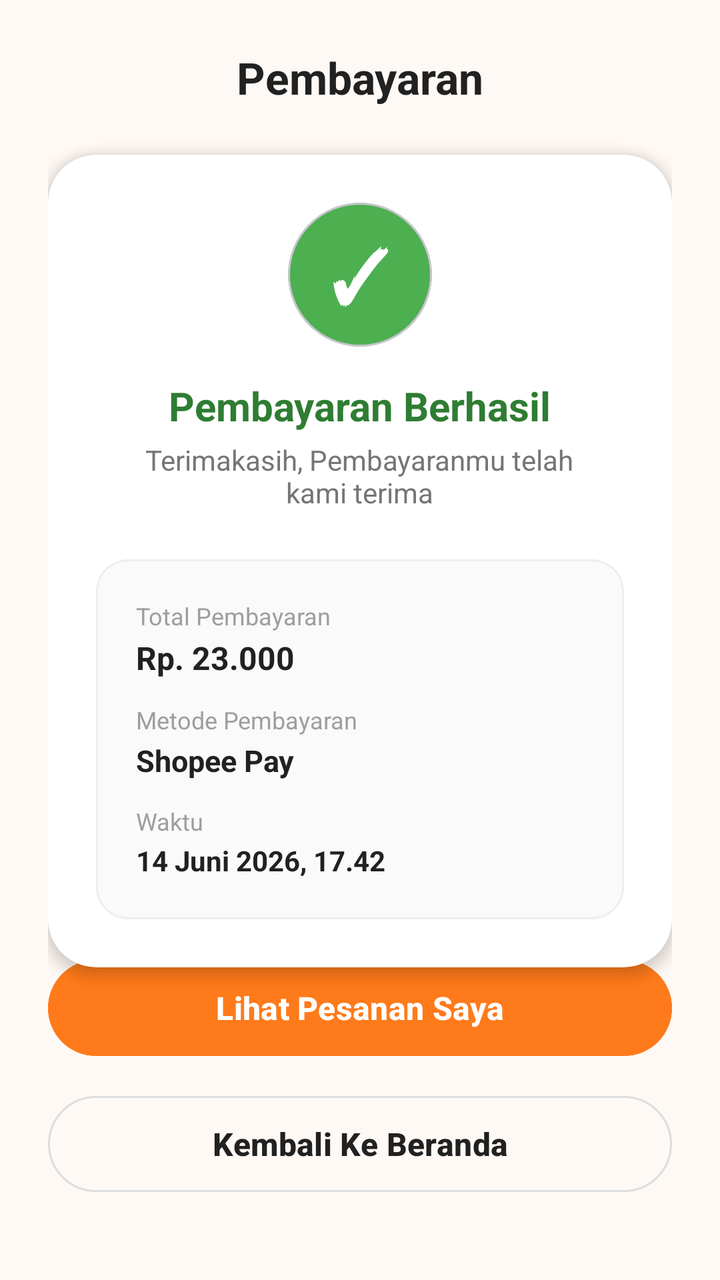
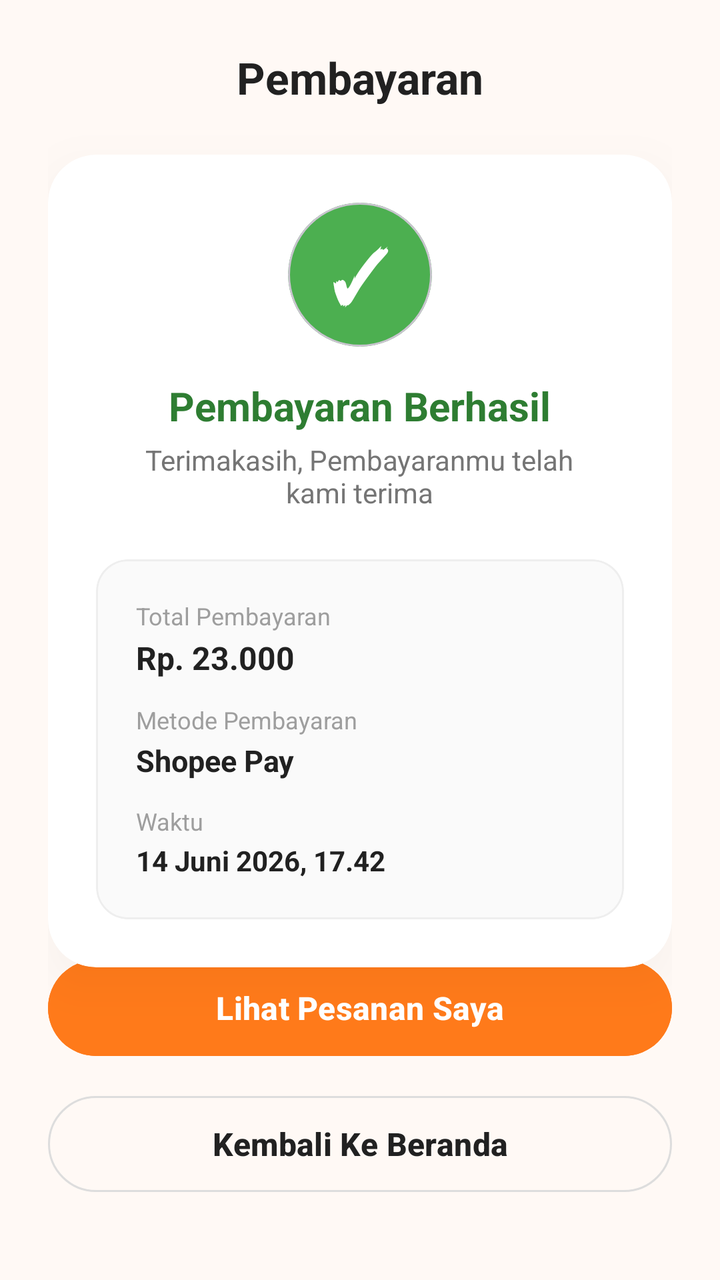

Screens rendered from an Android XML layout before and after an edit, with the pre-edit source and the edit as a unified diff.
<!-- AndroidManifest.xml: application theme Theme.Cemil_feels -->
<!-- res/layout/activity_success.xml -->
<?xml version="1.0" encoding="utf-8"?>
<androidx.constraintlayout.widget.ConstraintLayout xmlns:android="http://schemas.android.com/apk/res/android"
    xmlns:app="http://schemas.android.com/apk/res-auto"
    android:layout_width="match_parent"
    android:layout_height="match_parent"
    android:background="#FFF9F5"
    android:padding="24dp">

    
    <TextView
        android:id="@+id/tv_success_header"
        android:layout_width="wrap_content"
        android:layout_height="wrap_content"
        android:text="Pembayaran"
        android:textColor="#212121"
        android:textSize="22sp"
        android:textStyle="bold"
        app:layout_constraintEnd_toEndOf="parent"
        app:layout_constraintStart_toStartOf="parent"
        app:layout_constraintTop_toTopOf="parent" />

    
    <com.google.android.material.card.MaterialCardView
        android:id="@+id/card_success_frame"
        android:layout_width="match_parent"
        android:layout_height="wrap_content"
        android:layout_marginTop="24dp"
        app:cardCornerRadius="24dp"
        app:cardElevation="4dp"
        app:strokeWidth="0dp"
        app:cardBackgroundColor="#FFFFFF"
        app:layout_constraintTop_toBottomOf="@id/tv_success_header">

        <LinearLayout
            android:layout_width="match_parent"
            android:layout_height="wrap_content"
            android:orientation="vertical"
            android:padding="24dp"
            android:gravity="center">

            
            <com.google.android.material.card.MaterialCardView
                android:layout_width="72dp"
                android:layout_height="72dp"
                app:cardCornerRadius="36dp"
                app:cardElevation="0dp"
                app:cardBackgroundColor="#4CAF50"
                android:layout_marginBottom="16dp">
                <LinearLayout
                    android:layout_width="match_parent"
                    android:layout_height="match_parent"
                    android:gravity="center">
                    <TextView
                        android:layout_width="wrap_content"
                        android:layout_height="wrap_content"
                        android:text="✓"
                        android:textColor="@color/white"
                        android:textSize="36sp"
                        android:textStyle="bold" />
                </LinearLayout>
            </com.google.android.material.card.MaterialCardView>

            <TextView
                android:layout_width="wrap_content"
                android:layout_height="wrap_content"
                android:text="Pembayaran Berhasil"
                android:textColor="#2E7D32"
                android:textSize="20sp"
                android:textStyle="bold"
                android:layout_marginBottom="4dp"/>

            <TextView
                android:layout_width="wrap_content"
                android:layout_height="wrap_content"
                android:text="Terimakasih, Pembayaranmu telah\nkami terima"
                android:textColor="#757575"
                android:textSize="14sp"
                android:gravity="center"
                android:layout_marginBottom="24dp" />

            
            <com.google.android.material.card.MaterialCardView
                android:layout_width="match_parent"
                android:layout_height="wrap_content"
                app:cardCornerRadius="16dp"
                app:cardElevation="0dp"
                app:strokeColor="#EEEEEE"
                app:strokeWidth="1dp"
                app:cardBackgroundColor="#FAFAFA">

                <LinearLayout
                    android:layout_width="match_parent"
                    android:layout_height="wrap_content"
                    android:orientation="vertical"
                    android:padding="20dp">

                    
                    <TextView
                        android:layout_width="wrap_content"
                        android:layout_height="wrap_content"
                        android:text="Total Pembayaran"
                        android:textColor="#9E9E9E"
                        android:textSize="12sp"/>
                    <TextView
                        android:id="@+id/tv_success_total"
                        android:layout_width="wrap_content"
                        android:layout_height="wrap_content"
                        android:text="Rp. 23.000"
                        android:textColor="#212121"
                        android:textSize="16sp"
                        android:textStyle="bold"
                        android:layout_marginTop="2dp"
                        android:layout_marginBottom="12dp" />

                    
                    <TextView
                        android:layout_width="wrap_content"
                        android:layout_height="wrap_content"
                        android:text="Metode Pembayaran"
                        android:textColor="#9E9E9E"
                        android:textSize="12sp"/>
                    <TextView
                        android:id="@+id/tv_success_method"
                        android:layout_width="wrap_content"
                        android:layout_height="wrap_content"
                        android:text="Shopee Pay"
                        android:textColor="#212121"
                        android:textSize="15sp"
                        android:textStyle="bold"
                        android:layout_marginTop="2dp"
                        android:layout_marginBottom="12dp" />

                    
                    <TextView
                        android:layout_width="wrap_content"
                        android:layout_height="wrap_content"
                        android:text="Waktu"
                        android:textColor="#9E9E9E"
                        android:textSize="12sp"/>
                    <TextView
                        android:id="@+id/tv_success_time"
                        android:layout_width="wrap_content"
                        android:layout_height="wrap_content"
                        android:text="14 Juni 2026, 17.42"
                        android:textColor="#212121"
                        android:textSize="14sp"
                        android:textStyle="bold"
                        android:layout_marginTop="2dp" />

                </LinearLayout>
            </com.google.android.material.card.MaterialCardView>

        </LinearLayout>
    </com.google.android.material.card.MaterialCardView>

    
    <LinearLayout
        android:layout_width="match_parent"
        android:layout_height="wrap_content"
        android:orientation="vertical"
        app:layout_constraintBottom_toBottomOf="parent"
        android:layout_marginBottom="16dp">

        <com.google.android.material.button.MaterialButton
            android:id="@+id/btn_success_view_order"
            android:layout_width="match_parent"
            android:layout_height="56dp"
            android:backgroundTint="#FF7A1A"
            android:text="Lihat Pesanan Saya"
            android:textColor="@color/white"
            android:textSize="16sp"
            android:textStyle="bold"
            app:cornerRadius="28dp"
            android:layout_marginBottom="12dp" />

        <com.google.android.material.button.MaterialButton
            android:id="@+id/btn_success_home"
            android:layout_width="match_parent"
            android:layout_height="56dp"
            android:backgroundTint="#FFF9F5"
            android:text="Kembali Ke Beranda"
            android:textColor="#212121"
            android:textSize="16sp"
            android:textStyle="bold"
            app:cornerRadius="28dp"
            app:strokeColor="#DDDDDD"
            app:strokeWidth="1dp" />
    </LinearLayout>

</androidx.constraintlayout.widget.ConstraintLayout>
<!-- resources referenced by this layout -->
<resources>
  <color name="white">#FFFFFFFF</color>
  <style name="Theme.Cemil_feels" parent="Base.Theme.Cemil_feels" />
  <style name="Base.Theme.Cemil_feels" parent="Theme.Material3.DayNight.NoActionBar">
          
          
      </style>
</resources>

<!-- the commit's change to res/layout/activity_success.xml (unified diff, before → after) -->
@@ -26,7 +26,7 @@
         android:layout_height="wrap_content"
         android:layout_marginTop="24dp"
         app:cardCornerRadius="24dp"
-        app:cardElevation="4dp"
+        app:cardElevation="12dp"
         app:strokeWidth="0dp"
         app:cardBackgroundColor="#FFFFFF"
         app:layout_constraintTop_toBottomOf="@id/tv_success_header">
<!-- resource entries referenced after the edit -->
@@ -4,7 +4,9 @@
   <style name="Theme.Cemil_feels" parent="Base.Theme.Cemil_feels" />
   <style name="Base.Theme.Cemil_feels" parent="Theme.Material3.DayNight.NoActionBar">
           
-          
+          <item name="colorPrimary">#FF7A1A</item>
+          <item name="android:outlineAmbientShadowColor" tools:targetApi="p">#26000000</item>
+          <item name="android:outlineSpotShadowColor" tools:targetApi="p">#26000000</item>
       </style>
 </resources>
 
